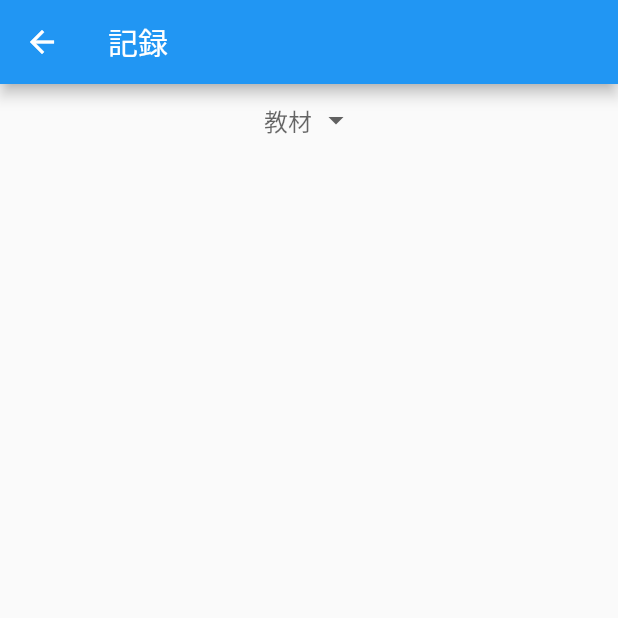
After one commit to trm11tkr/learning-management-app, a Flutter app: the screen it shows after launch, item 2 of the bottom bar chosen, after a tap on the "add" icon, on a phone screen of 412 x 824 dp, the top half of it. The commit adds this screen. Run offline on Flutter 3.47's test engine with Material 2 defaults, Android fonts, the phone set to English and light mode, and no system bars; our stand-ins replace flutter_hooks, freezed_annotation, hooks_riverpod.

Commit message:
学習記録時に教材の選択機能を追加（ドロップダウン）

```diff
--- /dev/null
+++ b/lib/presentation/pages/edit_record_page.dart
@@ -0,0 +1,29 @@
+import 'package:flutter/material.dart';
+
+import 'package:hooks_riverpod/hooks_riverpod.dart';
+import 'package:flutter_hooks/flutter_hooks.dart';
+
+import '../../model/entities/record.dart';
+import '../widgets/materials_drop_down.dart';
+
+class EditRecordPage extends HookConsumerWidget {
+  const EditRecordPage({Key? key, this.record}) : super(key: key);
+
+  final Record? record;
+
+  @override
+  Widget build(BuildContext context, WidgetRef ref) {
+    return Scaffold(
+      appBar: AppBar(
+        title: const Text('記録'),
+      ),
+      body: Center(
+        child: Column(
+          children: [
+            MaterialsDropDown(materialId: record?.materialId),
+          ],
+        ),
+      ),
+    );
+  }
+}
--- a/lib/presentation/pages/home_page.dart
+++ b/lib/presentation/pages/home_page.dart
@@ -7,6 +7,7 @@ import '../widgets/record_item.dart';
 import '../../model/entities/record.dart';
 import '../../provider/record_provider.dart';
 import '../../provider/material_provider.dart';
+import '../pages/edit_record_page.dart';
 
 class HomePage extends ConsumerWidget {
   const HomePage({Key? key}) : super(key: key);
@@ -28,6 +29,14 @@ class HomePage extends ConsumerWidget {
         },
         itemCount: recordList.length,
       ),
+      floatingActionButton: FloatingActionButton(
+        onPressed: () {
+          Navigator.of(context).push(MaterialPageRoute(builder: (context) {
+            return const EditRecordPage();
+          }));
+        },
+        child: const Icon(Icons.add),
+      ),
     );
   }
 }
--- /dev/null
+++ b/lib/presentation/widgets/materials_drop_down.dart
@@ -0,0 +1,35 @@
+import 'package:flutter/material.dart';
+import 'package:hooks_riverpod/hooks_riverpod.dart';
+import 'package:flutter_hooks/flutter_hooks.dart';
+
+import '../../provider/record_provider.dart';
+import '../../provider/material_provider.dart';
+
+class MaterialsDropDown extends HookConsumerWidget {
+  const MaterialsDropDown({Key? key, this.materialId}) : super(key: key);
+
+  final String? materialId;
+
+  @override
+  Widget build(BuildContext context, WidgetRef ref) {
+    final materialData = ref.watch(materialProvider);
+    final dropDownValue = useState<String>(materialId ?? 'noData');
+    return DropdownButtonHideUnderline(
+      child: DropdownButton(
+        hint: const Text('教材'),
+        value: dropDownValue.value == 'noData' ? null : dropDownValue.value,
+        items: materialData
+            .map(
+              (material) => DropdownMenuItem(
+                value: material.id,
+                child: Text(material.title),
+              ),
+            )
+            .toList(),
+        onChanged: (value) {
+          dropDownValue.value = value as String;
+        },
+      ),
+    );
+  }
+}
--- a/lib/presentation/widgets/record_item.dart
+++ b/lib/presentation/widgets/record_item.dart
@@ -4,6 +4,7 @@ import 'package:intl/intl.dart';
 
 import '../../provider/material_provider.dart';
 import '../../model/entities/record.dart';
+import '../pages/edit_record_page.dart';
 
 class RecordItem extends HookConsumerWidget {
   const RecordItem({Key? key, required this.record, required this.materialName})
@@ -34,7 +35,12 @@ class RecordItem extends HookConsumerWidget {
             children: [
               IconButton(
                 icon: const Icon(Icons.edit),
-                onPressed: () {},
+                onPressed: () {
+                  Navigator.of(context)
+                      .push(MaterialPageRoute(builder: (context) {
+                    return EditRecordPage(record: record);
+                  }));
+                },
               ),
               IconButton(
                 icon: Icon(
```
